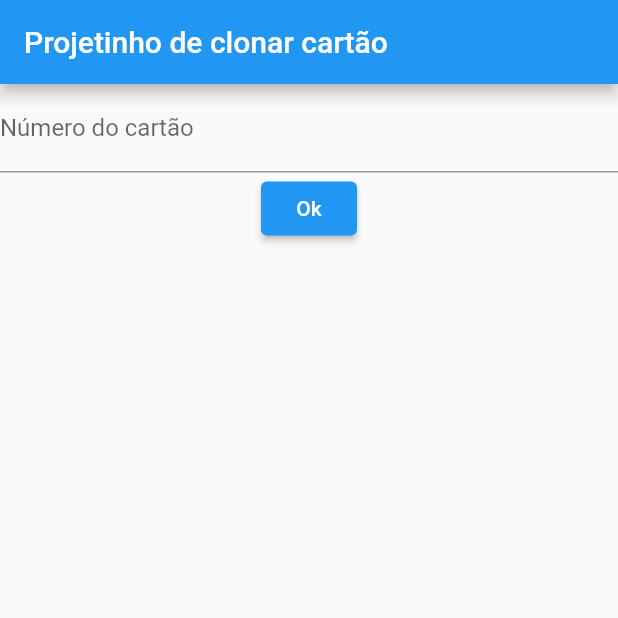
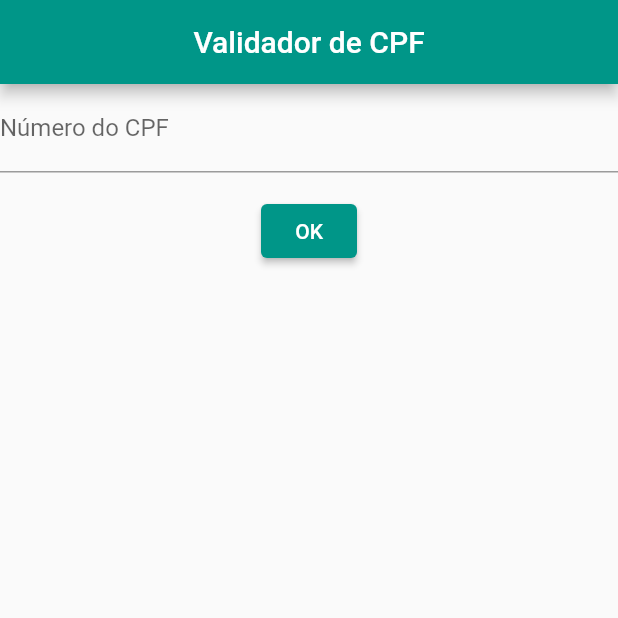
Before and after one commit to magalhaesmth/diariodeaula, a Flutter app: the screen it shows after launch, on a phone screen of 412 x 824 dp, the top half of it. Run offline on Flutter 3.47's test engine with Material 2 defaults, Android fonts, the phone set to English and light mode, and no system bars.

Commit message:
Primeira aula componentizando

```diff
--- a/lib/components/primeira_pagina.dart
+++ b/lib/components/primeira_pagina.dart
@@ -1,38 +1,54 @@
 import 'package:flutter/material.dart';
 
-class PrimeiraPagina extends StatelessWidget{
+class PrimeiraPagina extends StatelessWidget {
   final Key? key;
   const PrimeiraPagina({this.key}) : super(key: key);
+
   @override
-  Widget build(BuildContext context){
+  Widget build(BuildContext context) {
     return Scaffold(
-      appBar: AppBar(title: Text("Projetinho de clonar cartão")),
+      appBar: AppBar(
+        title: Text("Validador de CPF"),
+        centerTitle: true, //Centralizei o titulo do appbar
+      ),
       body: Center(
         child: Column(
           children: [
             const TextField(
               decoration: InputDecoration(
-                label: const Text("Número do cartão"),
-                hintText: "Informe o número do cartão",
+                label: const Text("Número do CPF"),
+                hintText: "Informe o CPF",
               ),
             ),
+            const SizedBox(
+              height: 15.0,
+            ),
             ElevatedButton(
-              onPressed: (){
-                showDialog(
-                 context: context,
-                 builder: (BuildContext context) {
-                   return AlertDialog(
-                    title: Text ("Resultado"),
-                    content: Text ("Cartão clonado"),
-                   );
-                 }
-                );
+              onPressed: () {
+                showAlertDialog(
+                    context: context,
+                    titulo: 'CPF informado',
+                    comentario: 'Seu CPF não é válido');
               },
-               child: const Text("Ok"),
-               )
+              child: const Text('OK'),
+            ),
           ],
         ),
       ),
     );
   }
 }
+
+Future showAlertDialog(
+    {required BuildContext context,
+    required String titulo,
+    required String comentario}) {
+  return showDialog(
+      context: context,
+      builder: (BuildContext context) {
+        return AlertDialog(
+          title: Text(titulo),
+          content: Text(comentario),
+        );
+      });
+}
--- a/lib/inicialize.dart
+++ b/lib/inicialize.dart
@@ -6,8 +6,10 @@ class Inicialize extends StatelessWidget{
   Widget build(BuildContext context){
     return MaterialApp(
       debugShowCheckedModeBanner: false,
-      title: "Meu app",
-      theme: ThemeData(primaryColor: Colors.teal),
+      title: "Meu App",
+      theme: ThemeData(
+        primarySwatch: Colors.teal
+        ),
       home: const PrimeiraPagina(),
     );
   }
--- a/lib/main.dart
+++ b/lib/main.dart
@@ -17,3 +17,18 @@ O que pode ser melhorado neste projeto?
 6 - Criar variaveis temporárias para facilitar a leitura
 7 - Complicar para descomplicar => definir funções e componentes
 */
+
+/*
+atividade
+01 - alterar o código para apresetar o cpf no dialog;
+02 - revisar o código e fazer melhorias do código da interface com as devidas justificativas (pode fazer um bloco de comentário);
+03 - criar componentes genéricos;
+04 - inserir o código de validação de CPF e validar o valor informado pelo usuário;
+05 - revisar o código de validação do CPF e fazer melhorias com as devidas justificativas (fazer um bloco de comentário);
+06 - formar par com algum colega, analizar e discutir as melhorias realizadas (anotar → ajudou/ajudado);
+07 - com base do cpf, realizar a validação do cnpj;
+08 - ajudar os colegas que estão em sala.
+
+
+observação: faça a discussão/validação parcial com os colegas e com o professor.
+*/
```
